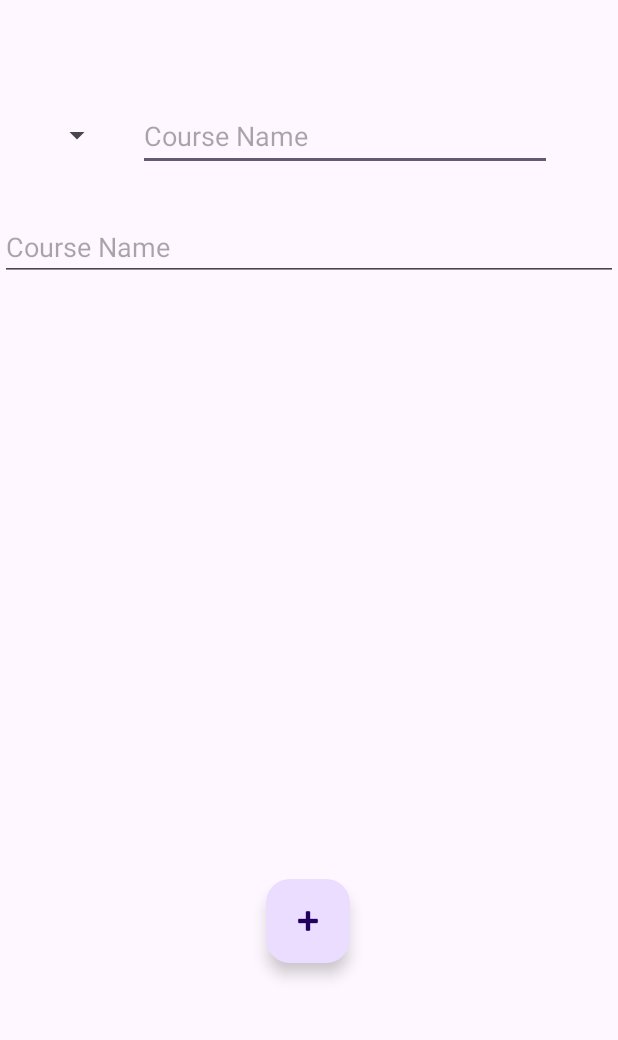
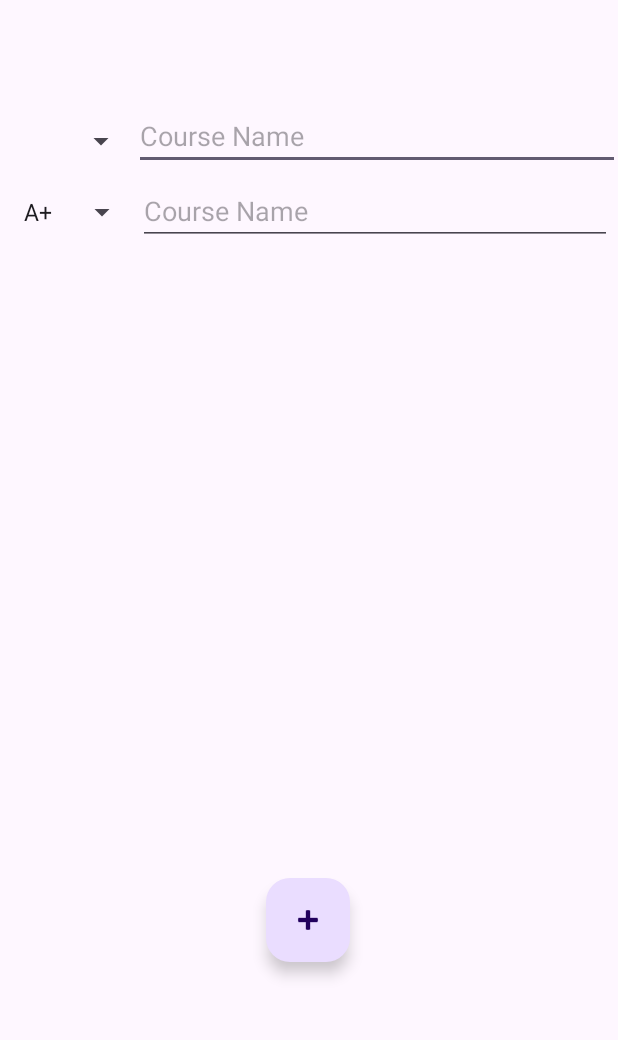
Before and after one commit to Mohamed-Ahmed-Esmat/GPA-Calculator-Kotlin-Application, an Android app: the screen it shows after launch (MainActivity), after a tap on an icon or button, on a phone screen of 412 x 824 dp, the part 140-1180 px from its top. Run offline under Robolectric (Android 15) with nearby library versions, the phone set to English and light mode, and no system bars.

Commit message:
Modified textedits to allign with the first one

```diff
--- a/app/src/main/java/com/example/gpa_calculator/MainActivity.kt
+++ b/app/src/main/java/com/example/gpa_calculator/MainActivity.kt
@@ -11,7 +11,7 @@ class MainActivity : AppCompatActivity() {
         private lateinit var courseName: EditText
         private lateinit var containerLayout: LinearLayout
         private lateinit var addCourseFloat: FloatingActionButton
-
+        private lateinit var gradeSpin: Spinner
         private var editTextCount = 1 // Counter for generated EditText views
 
         override fun onCreate(savedInstanceState: Bundle?) {
@@ -21,7 +21,10 @@ class MainActivity : AppCompatActivity() {
             courseName = findViewById(R.id.courseName)
             containerLayout = findViewById(R.id.containerLayout)
             addCourseFloat = findViewById(R.id.addCourseFloat)
-
+            gradeSpin = findViewById(R.id.gradeSpin)
+            val spinnerData = arrayOf("A+", "A", "A-", "B+", "B", "B-", "C+", "C", "C-", "D+", "D", "F")
+            val spinnerAdapter = ArrayAdapter(this, android.R.layout.simple_spinner_dropdown_item, spinnerData)
+            gradeSpin.adapter = spinnerAdapter
             addCourseFloat.setOnClickListener {
                 if (editTextCount < 7) {
                     addNewCourse()
@@ -39,17 +42,26 @@ class MainActivity : AppCompatActivity() {
         private fun addNewCourse() {
             val linearLayout = LinearLayout(this)
             linearLayout.orientation = LinearLayout.HORIZONTAL
+
             val newEditText = EditText(this)
             val newSpinner = Spinner(this)
+
             newEditText.layoutParams = LinearLayout.LayoutParams(
                 LinearLayout.LayoutParams.MATCH_PARENT,
                 LinearLayout.LayoutParams.WRAP_CONTENT
             )
             newEditText.hint = "Course Name"
+
+            // Add dummy data for the spinner
+            val spinnerData = arrayOf("A+", "A", "A-", "B+", "B", "B-", "C+", "C", "C-", "D+", "D", "F")
+            val spinnerAdapter = ArrayAdapter(this, android.R.layout.simple_spinner_dropdown_item, spinnerData)
+            newSpinner.adapter = spinnerAdapter
+            linearLayout.addView(newSpinner)
             linearLayout.addView(newEditText)
-        linearLayout.addView(newSpinner)
+
             containerLayout.addView(linearLayout)
         }
+
 
         fun gradeWeightsperCourse(grade: String, credits: Float): Float {
             val gradesWeight: Map<String, Float> = mapOf(
--- a/app/src/main/res/layout/activity_main.xml
+++ b/app/src/main/res/layout/activity_main.xml
@@ -23,30 +23,29 @@
 
     <EditText
         android:id="@+id/courseName"
-        android:layout_width="276dp"
-        android:layout_height="46dp"
+        android:layout_width="324dp"
+        android:layout_height="45dp"
         android:layout_marginTop="68dp"
-        android:layout_marginEnd="36dp"
         android:ems="10"
         android:hint="Course Name"
         android:inputType="text"
         app:layout_constraintEnd_toEndOf="parent"
         app:layout_constraintHorizontal_bias="0.666"
-        app:layout_constraintStart_toEndOf="@+id/spinner2"
-        app:layout_constraintTop_toBottomOf="@+id/gpaTitle" />
-
-    <Spinner
-        android:id="@+id/spinner2"
-        android:layout_width="71dp"
-        android:layout_height="44dp"
-        android:layout_marginStart="4dp"
-        android:layout_marginTop="68dp"
-        app:layout_constraintStart_toStartOf="parent"
+        app:layout_constraintStart_toEndOf="@+id/gradeSpin"
         app:layout_constraintTop_toBottomOf="@+id/gpaTitle" />
 
     <!-- Adjust the margin as needed -->
 
     <!-- Add a vertical LinearLayout to contain dynamically added EditText views -->
+
+    <Spinner
+        android:id="@+id/gradeSpin"
+        android:layout_width="71dp"
+        android:layout_height="44dp"
+        android:layout_marginStart="20dp"
+        android:layout_marginTop="72dp"
+        app:layout_constraintStart_toStartOf="parent"
+        app:layout_constraintTop_toBottomOf="@+id/gpaTitle" />
 
     <com.google.android.material.floatingactionbutton.FloatingActionButton
         android:id="@+id/addCourseFloat"
@@ -65,12 +64,12 @@
 
     <LinearLayout
         android:id="@+id/containerLayout"
-        android:layout_width="match_parent"
-        android:layout_height="wrap_content"
-        android:layout_marginTop="28dp"
+        android:layout_width="400dp"
+        android:layout_height="0dp"
+        android:layout_marginTop="4dp"
         android:orientation="vertical"
         app:layout_constraintEnd_toEndOf="parent"
-        app:layout_constraintHorizontal_bias="1.0"
+        app:layout_constraintHorizontal_bias="0.659"
         app:layout_constraintStart_toStartOf="parent"
         app:layout_constraintTop_toBottomOf="@+id/courseName" />
 </androidx.constraintlayout.widget.ConstraintLayout>
```
Lines whose indentation alone changed are shown as unchanged.
